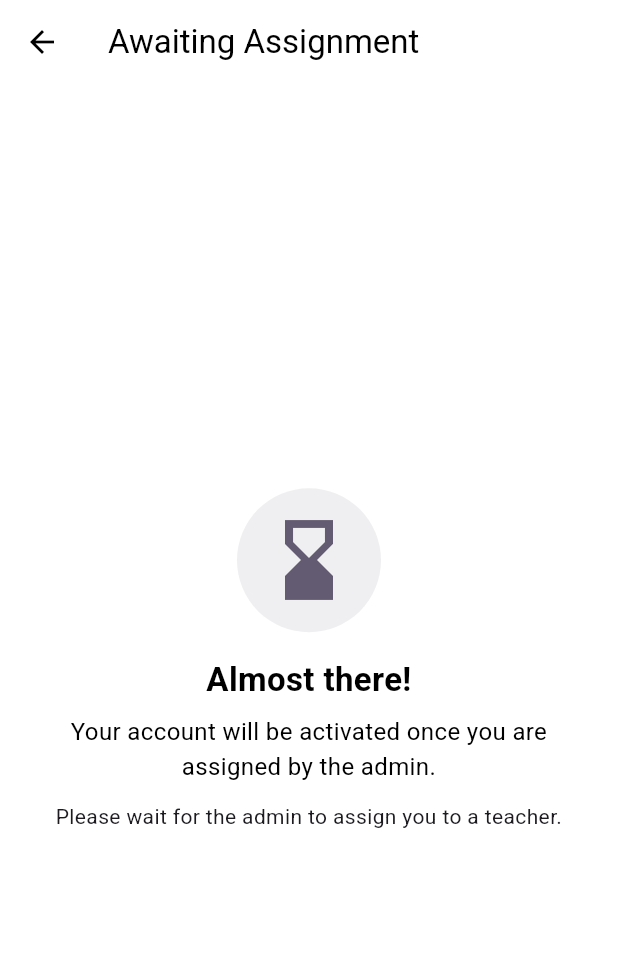
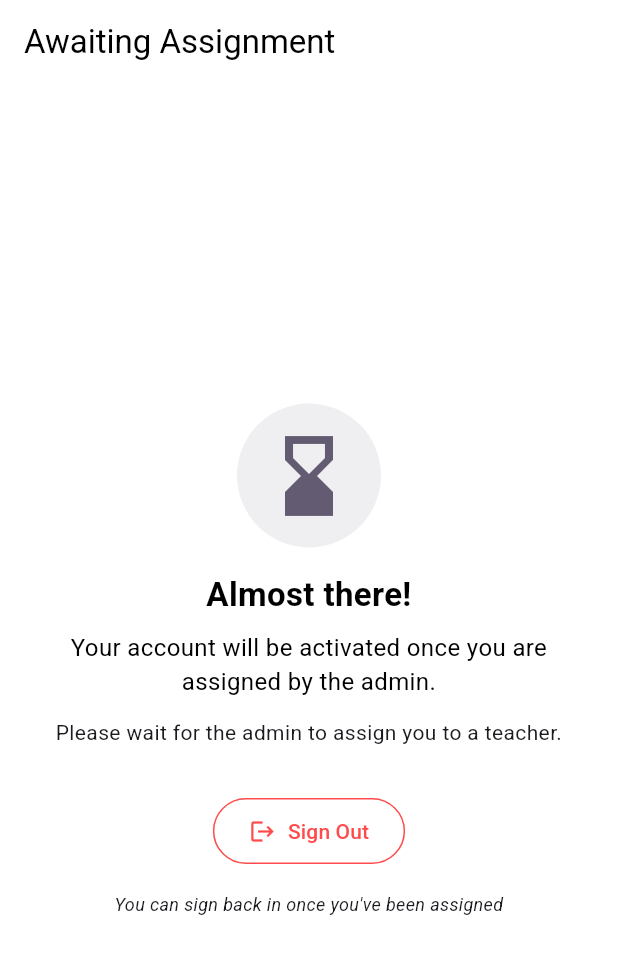
Before and after one commit to Umar0077/Al-Mehdi, a Flutter app: the WaitForAssignmentView screen opened directly, on a phone screen of 412 x 824 dp. Shown: the top 954 px of the screen. Run offline on Flutter 3.47's test engine with Material 3 defaults, Android fonts, the phone set to English and light mode, and no system bars; our stand-ins replace cloud_firestore, device_info_plus, file_picker, firebase_auth, firebase_core, firebase_messaging and 11 more; missing offline and left inert: dart:html, dart:js_interop, firebase_auth_platform_interface, jitsi_meet_flutter_sdk; accounts and stored records are empty; network calls fail; statements that could not run were skipped; key blocks and very long unbroken strings in the code were emptied for the run.

```diff
--- a/lib/views/admin_dashboard/unassigned_users_view/wait_for_assignment_view.dart
+++ b/lib/views/admin_dashboard/unassigned_users_view/wait_for_assignment_view.dart
@@ -1,5 +1,6 @@
+import 'package:al_mehdi_online_school/constants/colors.dart';
+import 'package:al_mehdi_online_school/providers/auth/auth_provider.dart';
 import 'package:al_mehdi_online_school/views/authentication/login_view.dart';
-import 'package:firebase_auth/firebase_auth.dart';
 import 'package:flutter/material.dart';
 
 class WaitForAssignmentView extends StatelessWidget {
@@ -13,11 +14,13 @@ class WaitForAssignmentView extends StatelessWidget {
   });
 
   Future<void> _signOutAndGoToLogin(BuildContext context) async {
-    await FirebaseAuth.instance.signOut();
+    // Create a new AuthProvider instance for sign-out
+    final authProvider = AuthProvider();
+    await authProvider.signOut();
     if (context.mounted) {
       Navigator.pushAndRemoveUntil(
         context,
-        MaterialPageRoute(builder: (context) => LoginView()),
+        MaterialPageRoute(builder: (context) => const LoginView()),
         (route) => false, // Remove all routes
       );
     }
@@ -26,18 +29,10 @@ class WaitForAssignmentView extends StatelessWidget {
   @override
   Widget build(BuildContext context) {
     return PopScope(
-      canPop: false, // Prevent default back behavior
-      onPopInvoked: (didPop) async {
-        if (!didPop) {
-          await _signOutAndGoToLogin(context);
-        }
-      },
+      canPop: false, // Prevent back navigation
       child: Scaffold(
         appBar: AppBar(
-          leading: IconButton(
-            icon: const Icon(Icons.arrow_back),
-            onPressed: () => _signOutAndGoToLogin(context),
-          ),
+          automaticallyImplyLeading: false, // Remove back button
           title: const Text('Awaiting Assignment'),
         ),
         body: Padding(
@@ -88,6 +83,31 @@ class WaitForAssignmentView extends StatelessWidget {
                   ),
                   textAlign: TextAlign.center,
                 ),
+                const SizedBox(height: 32),
+                // Interactive sign out button
+                OutlinedButton.icon(
+                  onPressed: () => _signOutAndGoToLogin(context),
+                  icon: const Icon(Icons.logout),
+                  label: const Text('Sign Out'),
+                  style: OutlinedButton.styleFrom(
+                    foregroundColor: appRed,
+                    side: const BorderSide(color: appRed),
+                    padding: const EdgeInsets.symmetric(
+                      horizontal: 24,
+                      vertical: 12,
+                    ),
+                  ),
+                ),
+                const SizedBox(height: 16),
+                Text(
+                  'You can sign back in once you\'ve been assigned',
+                  style: TextStyle(
+                    fontSize: 12,
+                    color: Theme.of(context).textTheme.bodySmall?.color,
+                    fontStyle: FontStyle.italic,
+                  ),
+                  textAlign: TextAlign.center,
+                ),
               ],
             ),
           ),
--- a/pubspec.yaml
+++ b/pubspec.yaml
@@ -3,7 +3,7 @@ description: "A new Flutter project."
 # The following line prevents the package from being accidentally published to
 # pub.dev using `flutter pub publish`. This is preferred for private packages.
 publish_to: 'none'
-version: 1.0.1+2
+version: 1.0.1+4
 
 environment:
   sdk: ^3.7.2
```
Also changed, not shown: lib/providers/auth/auth_provider.dart (+133 -12 lines), lib/views/authentication/login_view.dart (+20 -0 lines), lib/views/authentication/register_view.dart (+82 -4 lines). Lines whose indentation alone changed are shown as unchanged.
